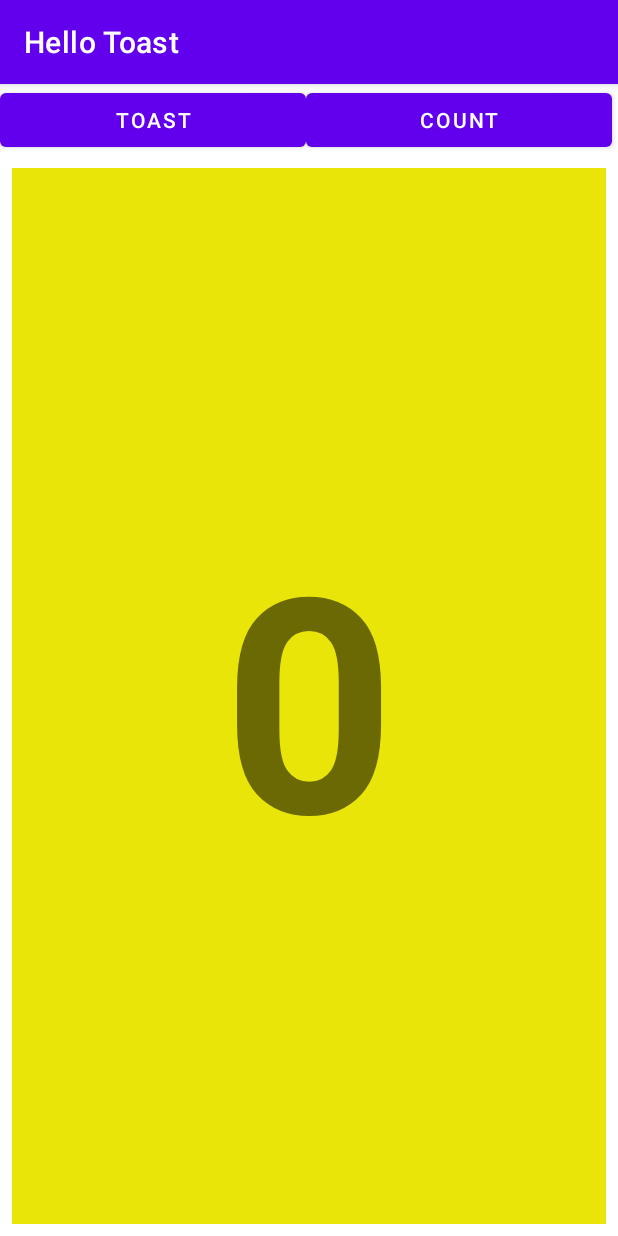
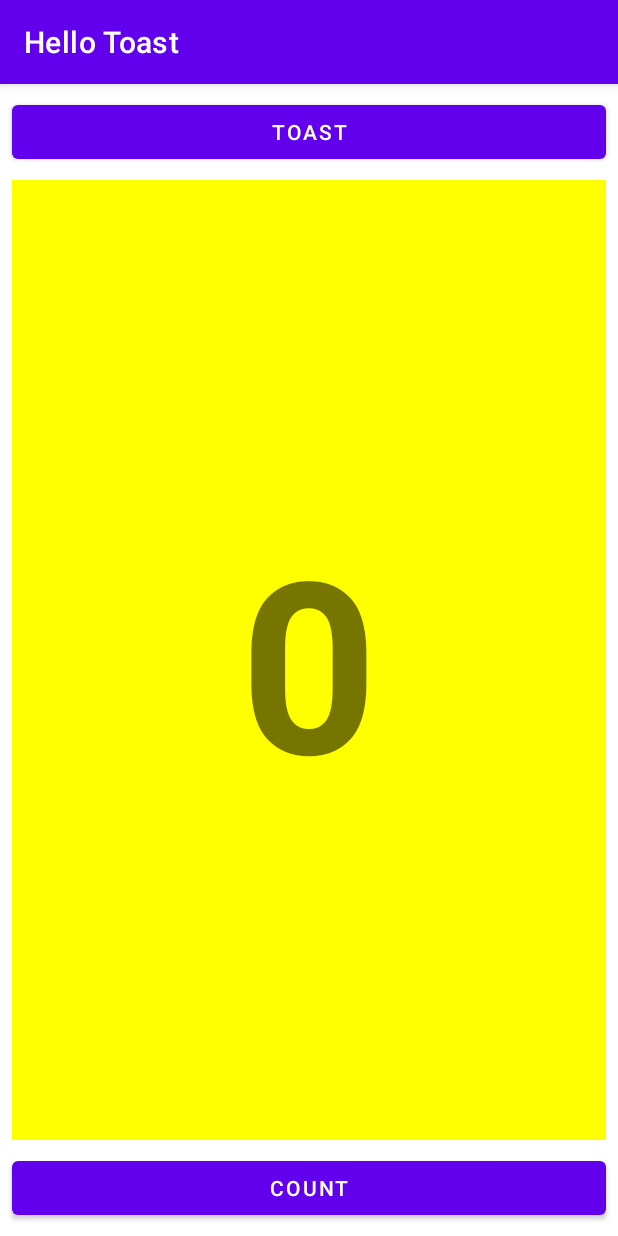
Before and after one commit to Acceleratorll/Hello_Toast, an Android app: the screen it shows after launch (MainActivity), on a phone screen of 412 x 824 dp. Run offline under Robolectric (Android 15) with nearby library versions, the phone set to English and light mode, and no system bars.

Commit message:
Yang ke 5

```diff
--- a/app/src/main/res/layout/activity_main.xml
+++ b/app/src/main/res/layout/activity_main.xml
@@ -1,43 +1,47 @@
 <?xml version="1.0" encoding="utf-8"?>
-<androidx.constraintlayout.widget.ConstraintLayout xmlns:android="http://schemas.android.com/apk/res/android"
+<LinearLayout xmlns:android="http://schemas.android.com/apk/res/android"
     xmlns:app="http://schemas.android.com/apk/res-auto"
     xmlns:tools="http://schemas.android.com/tools"
     android:layout_width="match_parent"
     android:layout_height="match_parent"
-    tools:context=".MainActivity">
-
-    <TextView
-        android:layout_width="0dp"
-        android:layout_height="0dp"
-        android:layout_marginStart="8dp"
-        android:layout_marginTop="8dp"
-        android:layout_marginEnd="8dp"
-        android:layout_marginBottom="8dp"
-        android:background="@color/yellow"
-        android:gravity="center"
-        android:text="0"
-        android:textSize="200sp"
-        android:textStyle="bold"
-        app:layout_constraintBottom_toBottomOf="parent"
-        app:layout_constraintEnd_toEndOf="parent"
-        app:layout_constraintStart_toStartOf="parent"
-        app:layout_constraintTop_toBottomOf="@+id/button_toast" />
+    android:orientation="vertical"
+    tools:context="MainActivity">
 
     <Button
         android:id="@+id/button_toast"
-        android:layout_width="204dp"
+        android:layout_width="match_parent"
         android:layout_height="wrap_content"
+        android:layout_marginEnd="8dp"
+        android:layout_marginStart="8dp"
+        android:layout_marginTop="8dp"
+        android:onClick="showToast"
         android:text="TOAST"
-        app:layout_constraintEnd_toEndOf="@+id/button_count"
-        app:layout_constraintStart_toStartOf="@+id/button_count"
-        app:layout_constraintTop_toTopOf="parent" />
+        android:textColor="@android:color/white" />
+
+    <TextView
+        android:id="@+id/show_count"
+        android:layout_width="match_parent"
+        android:layout_height="wrap_content"
+        android:gravity="center"
+        android:layout_marginBottom="8dp"
+        android:layout_marginEnd="8dp"
+        android:layout_marginStart="8dp"
+        android:layout_marginTop="8dp"
+        android:background="#FFFF00"
+        android:text="0"
+        android:textAlignment="center"
+        android:textSize="160sp"
+        android:textStyle="bold"
+        android:layout_weight="1"/>
 
     <Button
         android:id="@+id/button_count"
-        android:layout_width="204dp"
+        android:layout_width="match_parent"
         android:layout_height="wrap_content"
+        android:layout_marginBottom="8dp"
+        android:layout_marginEnd="8dp"
+        android:layout_marginStart="8dp"
+        android:onClick="countUp"
         android:text="COUNT"
-        app:layout_constraintBaseline_toBaselineOf="@+id/button_toast"
-        app:layout_constraintStart_toEndOf="@+id/button_toast" />
-
-</androidx.constraintlayout.widget.ConstraintLayout>
+        android:textColor="@android:color/white" />
+</LinearLayout>
```
